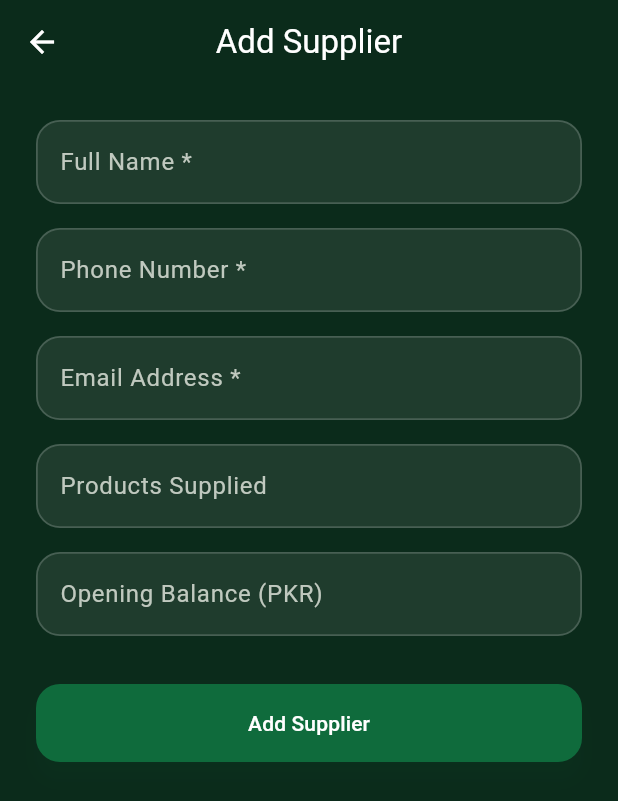
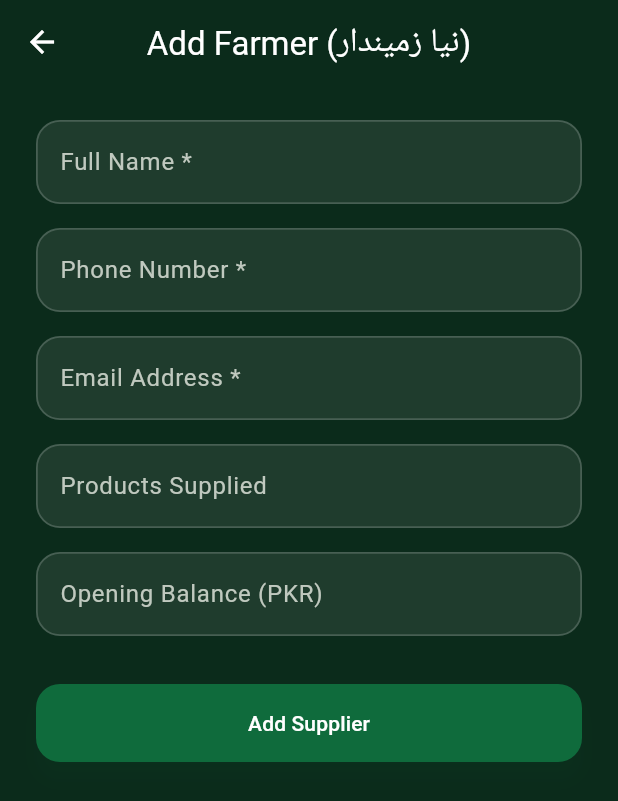
Before and after one commit to Muhammad-Huzaifa02/mandi-flutter-app, a Flutter app: the AddSupplierPage screen opened directly, on a phone screen of 412 x 824 dp. Shown: the top 801 px of the screen. Run offline on Flutter 3.47's test engine with Material 3 defaults, Android fonts, the light colour scheme and no system bars; our stand-ins replace barcode_widget, connectivity_plus, fl_chart, flutter_local_notifications, image_picker, pdf and 4 more; missing offline and left inert: excel; accounts and stored records are empty.

Commit message:
refactor: rename supplier terminology to farmer/zamindar across the app

```diff
--- a/lib/core/localization/app_strings.dart
+++ b/lib/core/localization/app_strings.dart
@@ -24,7 +24,10 @@ class AppStrings {
     // Manage Hub Modules
     'employees': {'en': 'Employees', 'ur': 'ملازمین'},
     'customers': {'en': 'Customers', 'ur': 'گاہک (خریدار)'},
-    'suppliers': {'en': 'Suppliers', 'ur': 'سپلائرز (زمیندار)'},
+    'suppliers': {'en': 'Farmers', 'ur': 'زمیندار (کسان)'},
+    'farmers': {'en': 'Farmers', 'ur': 'زمیندار (کسان)'},
+    'add_farmer': {'en': 'Add Farmer', 'ur': 'نیا زمیندار درج کریں'},
+    'farmer_details': {'en': 'Farmer Khata', 'ur': 'زمیندار کھاتہ'},
     'purchases': {'en': 'Purchases', 'ur': 'خریداری'},
     'consignments': {'en': 'Consignments', 'ur': 'امانت و آڑھت'},
     'products': {'en': 'Products', 'ur': 'اجناس و اشیاء'},
--- a/lib/modules/home/views/dashboard_page.dart
+++ b/lib/modules/home/views/dashboard_page.dart
@@ -467,7 +467,7 @@ class DashboardPage extends StatelessWidget {
                             ),
                           ),
                           Text(
-                            '${supplierProv.suppliers.length} Suppliers',
+                            '${supplierProv.suppliers.length} Farmers',
                             style: MText.caption.copyWith(color: MColors.textOnDarkSub, fontSize: 9.5),
                           ),
                         ],
@@ -545,8 +545,8 @@ class DashboardPage extends StatelessWidget {
                   ),
                 if (shopCtx.hasPermission('manage_suppliers'))
                   _ManageTile(
-                    icon: Icons.local_shipping_outlined,
-                    label: AppStrings.tr(context, 'suppliers'),
+                    icon: Icons.agriculture_rounded,
+                    label: AppStrings.tr(context, 'farmers'),
                     onTap: () => Navigator.push(
                       context,
                       MaterialPageRoute(
--- a/lib/modules/suppliers/views/add_supplier_page.dart
+++ b/lib/modules/suppliers/views/add_supplier_page.dart
@@ -50,7 +50,7 @@ class _AddSupplierPageState extends State<AddSupplierPage> {
 
       if (!mounted) return;
       ScaffoldMessenger.of(context).showSnackBar(
-        const SnackBar(content: Text('Supplier added & invitation sent.')),
+        const SnackBar(content: Text('Farmer added & invitation sent.')),
       );
       Navigator.pop(context);
     } catch (e) {
@@ -66,7 +66,7 @@ class _AddSupplierPageState extends State<AddSupplierPage> {
   @override
   Widget build(BuildContext context) {
     return Scaffold(
-      appBar: AppBar(title: const Text('Add Supplier')),
+      appBar: AppBar(title: const Text('Add Farmer (نیا زمیندار)')),
       body: SingleChildScrollView(
         padding: const EdgeInsets.all(MSpacing.lg),
         child: Form(
--- a/lib/modules/suppliers/views/supplier_dashboard_page.dart
+++ b/lib/modules/suppliers/views/supplier_dashboard_page.dart
@@ -124,7 +124,7 @@ class SupplierDashboardPage extends StatelessWidget {
                             ],
                           ),
                           const SizedBox(height: 2),
-                          Text('Supplier to ${shop?.name ?? 'this shop'}',
+                          Text('Farmer (زمیندار) at ${shop?.name ?? 'this shop'}',
                               style: MText.bodySm
                                   .copyWith(color: MColors.textOnDarkSub)),
                         ],
--- a/lib/modules/suppliers/views/supplier_detail_page.dart
+++ b/lib/modules/suppliers/views/supplier_detail_page.dart
@@ -118,7 +118,7 @@ class _SupplierDetailPageState extends State<SupplierDetailPage> {
 
               if (mounted) {
                 ScaffoldMessenger.of(context).showSnackBar(
-                  const SnackBar(content: Text('Supplier profile updated.')),
+                  const SnackBar(content: Text('Farmer profile updated.')),
                 );
               }
             },
@@ -229,7 +229,7 @@ class _SupplierDetailPageState extends State<SupplierDetailPage> {
                               style: MText.bodySm
                                   .copyWith(color: Colors.white70)),
                         if (_supplier.productsSupplied.isNotEmpty)
-                          Text('Supplies: ${_supplier.productsSupplied}',
+                          Text('Crops: ${_supplier.productsSupplied}',
                               style: MText.bodySm
                                   .copyWith(color: Colors.white70)),
                       ],
--- a/lib/modules/suppliers/views/supplier_list_page.dart
+++ b/lib/modules/suppliers/views/supplier_list_page.dart
@@ -1,6 +1,7 @@
 import 'package:flutter/material.dart';
 import 'package:provider/provider.dart';
 
+import 'package:mandi/core/localization/app_strings.dart';
 import 'package:mandi/core/theme/app_theme.dart';
 import 'package:mandi/providers/shop_context_provider.dart';
 import 'package:mandi/modules/suppliers/providers/supplier_provider.dart';
@@ -29,7 +30,7 @@ class _SupplierListPageState extends State<SupplierListPage> {
     final canAdd = shopCtx.hasPermission('manage_suppliers');
 
     return Scaffold(
-      appBar: AppBar(title: const Text('Suppliers')),
+      appBar: AppBar(title: Text(AppStrings.tr(context, 'farmers'))),
       floatingActionButton: canAdd
           ? FloatingActionButton.extended(
               onPressed: () => Navigator.push(
@@ -37,7 +38,7 @@ class _SupplierListPageState extends State<SupplierListPage> {
                 MaterialPageRoute(builder: (_) => const AddSupplierPage()),
               ),
               icon: const Icon(Icons.person_add_alt_1_outlined),
-              label: const Text('Add Supplier'),
+              label: Text(AppStrings.tr(context, 'add_farmer')),
             )
           : null,
       body: Consumer<SupplierProvider>(
@@ -75,8 +76,8 @@ class _SupplierListPageState extends State<SupplierListPage> {
                     ? Center(
                         child: Text(
                           _searchCtrl.text.isEmpty
-                              ? 'No suppliers added yet.'
-                              : 'No suppliers match your search.',
+                              ? 'No farmers added yet.'
+                              : 'No farmers match your search.',
                           style: MText.bodyMd
                               .copyWith(color: MColors.textSecondary),
                         ),
```
